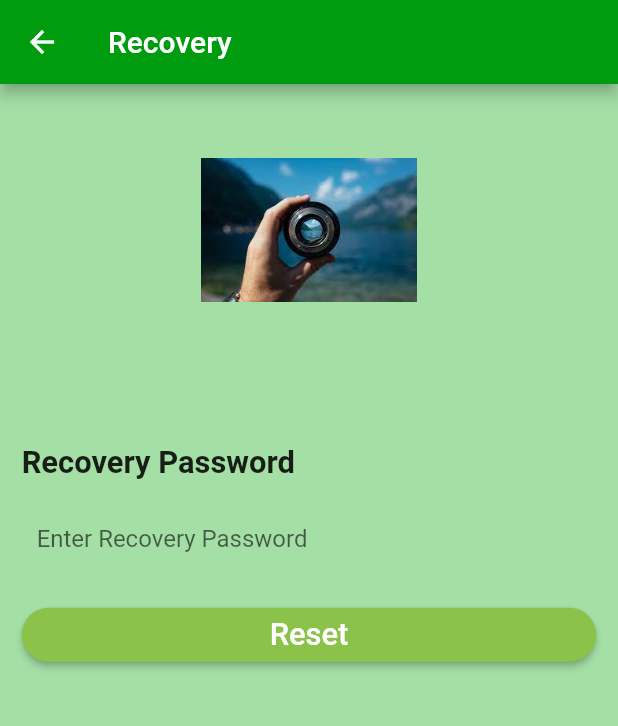
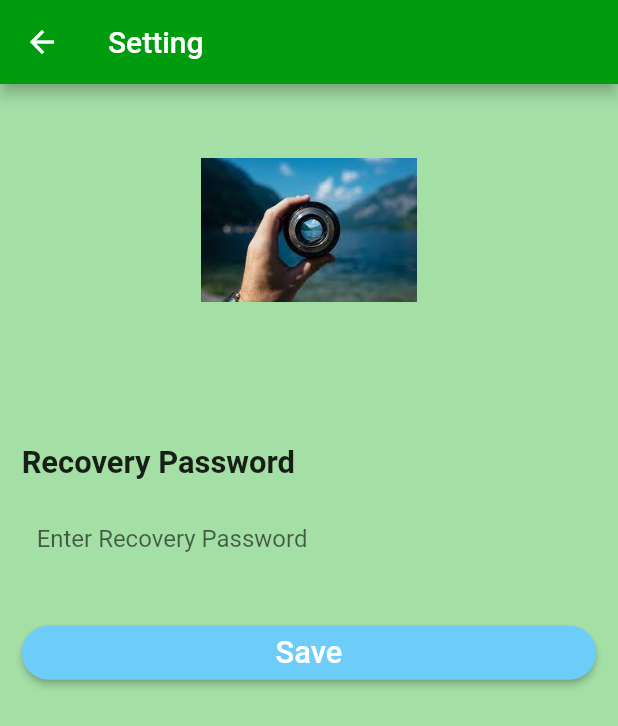
Before and after one commit to 047MuhammadYousuf/Web_services, a Flutter app: the Home screen opened directly, after a tap on "Setting", on a phone screen of 412 x 824 dp. Shown: the top 726 px of the screen. Run offline on Flutter 3.47's test engine with Material 2 defaults, Android fonts, the phone set to English and light mode, and no system bars; our stand-ins replace local_auth, qr_flutter; missing offline and left inert: qr_code_scanner; network calls fail.

```diff
--- a/lib/screen/home..dart
+++ b/lib/screen/home..dart
@@ -6,6 +6,7 @@ import 'package:web_services/screen/lostmobile.dart';
 import 'package:web_services/screen/qrcode/home_qr.dart';
 import 'package:web_services/screen/qrcode/qr_create.dart';
 import 'package:web_services/screen/qrcode/qr_scan.dart';
+import 'package:web_services/screen/setting.dart';
 
 // import 'package:fluttertoast/fluttertoast.dart';
 Color status = Color(0xff44D258);
@@ -160,7 +161,8 @@ class _HomeState extends State<Home> {
                           Navigator.push(
                               context,
                               MaterialPageRoute(
-                                  builder: (context) => ForgetPassword()));
+                                  builder: (context) =>
+                                      Setting_ForgetPassword()));
                         },
                         style: ElevatedButton.styleFrom(
                           primary: Colors.blue,
@@ -189,8 +191,9 @@ class _HomeState extends State<Home> {
                           textAlign: TextAlign.center,
                         ),
                       ),
-                    )),
-                    Expanded(
+                    )
+                    ),
+                       Expanded(
                         child: Container(
                       margin: EdgeInsets.all(3),
                       child: ElevatedButton(
@@ -201,24 +204,30 @@ class _HomeState extends State<Home> {
                                   builder: (context) => QrScanner()));
                         },
                         style: ElevatedButton.styleFrom(
-                          primary: Colors.green,
+                          primary: Colors.lightGreen,
                         ),
                         child: Text(
                           'View  Member',
                           textAlign: TextAlign.center,
                         ),
                       ),
-                    )),
-
+                    )
+                    ),
                     Expanded(
                         child: Container(
                       margin: EdgeInsets.all(3),
                       child: ElevatedButton(
                         onPressed: () {
-                          Navigator.push(
+                          Navigator.pushAndRemoveUntil(
                               context,
                               MaterialPageRoute(
-                                  builder: (context) => MyHomePage()));
+                                  builder: (BuildContext context) =>
+                                      MyHomePage()),
+                              (Route<dynamic> route) => route is MyHomePage);
+                          // Navigator.push(
+                          //     context,
+                          //     MaterialPageRoute(
+                          //         builder: (context) => MyHomePage()));
                         },
                         style: ElevatedButton.styleFrom(
                           primary: Color.fromARGB(255, 63, 211, 211),
@@ -234,4 +243,4 @@ class _HomeState extends State<Home> {
               )
             ])));
   }
-}
+  }
```
